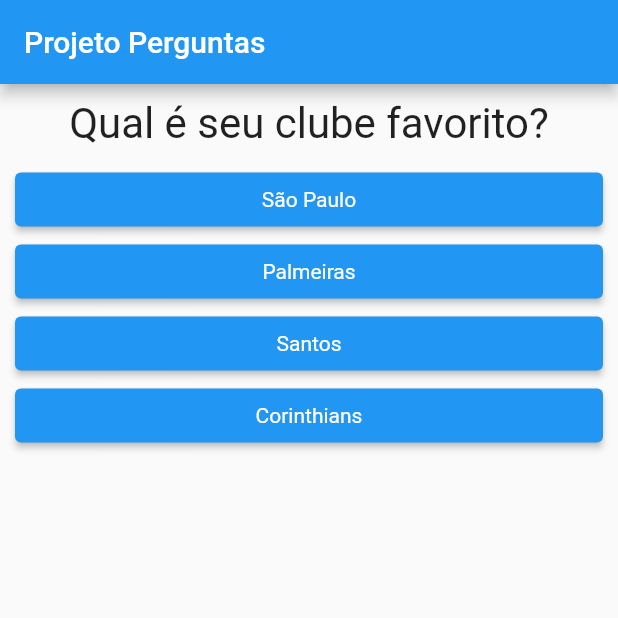
After one commit to JoaoVGStahl/Projeto_Perguntas, a Flutter app: the screen it shows after launch, after a tap on "Vermelho", on a phone screen of 412 x 824 dp, the top half of it. The commit adds this screen. Run offline on Flutter 3.47's test engine with Material 2 defaults, Android fonts, the phone set to English and light mode, and no system bars.

Commit message:
Pontuação nas perguntas

```diff
--- a/lib/main.dart
+++ b/lib/main.dart
@@ -1,39 +1,62 @@
 // ignore_for_file: prefer_const_constructors, prefer_const_literals_to_create_immutables
 
 import 'package:flutter/material.dart';
-import 'package:projeto_perguntas/questao.dart';
-import 'package:projeto_perguntas/resposta.dart';
+import 'package:projeto_perguntas/questionario.dart';
+import 'package:projeto_perguntas/resultado.dart';
 
 main() => runApp(PerguntaApp());
 
 class _PerguntaAppState extends State<PerguntaApp> {
   var _perguntaSelecionada = 0;
-
-  final List<Map<String, Object>> _perguntas = [
+  var _pontuacaoTotal = 0;
+  final _perguntas = const [
     {
       "texto": "Qual é sua cor favorita?",
-      "respostas": ["Vermelho", "Preto", "Branco", "Azul"]
+      "respostas": [
+        {"texto": "Vermelho", "pontuacao": 10},
+        {"texto": "Preto", "pontuacao": 7},
+        {"texto": "Branco", "pontuacao": 5},
+        {"texto": "Azul", "pontuacao": 2}
+      ]
     },
     {
       "texto": "Qual é seu clube favorito?",
-      "respostas": ["São Paulo", "Palmeiras", "Santos", "Corinthians"]
+      "respostas": [
+        {"texto": "São Paulo", "pontuacao": 10},
+        {"texto": "Palmeiras", "pontuacao": 7},
+        {"texto": "Santos", "pontuacao": 5},
+        {"texto": "Corinthians", "pontuacao": 2},
+      ]
     },
     {
       "texto": "Qual é seu Animal favorito?",
-      "respostas": ["Cahorro", "Gato", "Coelho", "Hamster"]
+      "respostas": [
+        {"texto": "Cahorro", "pontuacao": 10},
+        {"texto": "Gato", "pontuacao": 7},
+        {"texto": "Coelho", "pontuacao": 5},
+        {"texto": "Hamster", "pontuacao": 2},
+      ]
     },
     {
       "texto": "Qual seu instrutor favorito?",
-      "respostas": ["Leonardo", "Wagner", "André", "Bruno"]
+      "respostas": [
+        {"texto": "Leonardo", "pontuacao": 10},
+        {"texto": "Wagner", "pontuacao": 7},
+        {"texto": "André", "pontuacao": 5},
+        {"texto": "Bruno", "pontuacao": 2},
+      ]
     }
   ];
 
-  void _responder() {
+  void _responder(int pontuacao) {
     if (temPerguntaSelecionada) {
       setState(() {
+        _pontuacaoTotal += pontuacao;
         _perguntaSelecionada++;
       });
     }
+
+    print(_pontuacaoTotal);
   }
 
   bool get temPerguntaSelecionada {
@@ -42,27 +65,17 @@ class _PerguntaAppState extends State<PerguntaApp> {
 
   @override
   Widget build(BuildContext context) {
-    List<String> respostas = temPerguntaSelecionada
-        ? _perguntas[_perguntaSelecionada].cast()["respostas"]
-        : [];
-
     return MaterialApp(
       home: Scaffold(
         appBar: AppBar(
           title: Text("Projeto Perguntas"),
         ),
         body: temPerguntaSelecionada
-            ? Column(
-                children: [
-                  Questao(_perguntas[_perguntaSelecionada]["texto"].toString()),
-                  ...respostas.map((t) => Resposta(t, _responder)).toList(),
-                ],
-              )
-            : Center(
-                child: Text(
-                "Parabéns!",
-                style: TextStyle(fontSize: 28),
-              )),
+            ? Questionario(
+                perguntas: _perguntas,
+                perguntaSelecionada: _perguntaSelecionada,
+                quandoResponder: _responder)
+            : Resultado(),
       ),
     );
   }
--- /dev/null
+++ b/lib/questionario.dart
@@ -0,0 +1,34 @@
+import 'package:flutter/material.dart';
+import 'package:projeto_perguntas/questao.dart';
+import 'package:projeto_perguntas/resposta.dart';
+
+class Questionario extends StatelessWidget {
+  final List<Map<String, Object>> perguntas;
+  final int perguntaSelecionada;
+  final void Function(int) quandoResponder;
+
+  Questionario(
+      {required this.perguntas,
+      required this.perguntaSelecionada,
+      required this.quandoResponder});
+
+  bool get temPerguntaSelecionada {
+    return perguntaSelecionada < perguntas.length;
+  }
+
+  @override
+  Widget build(BuildContext context) {
+    List<Map<String, Object>> respostas = temPerguntaSelecionada
+        ? perguntas[perguntaSelecionada].cast()["respostas"]
+        : [];
+    return Column(
+      children: [
+        Questao(perguntas[perguntaSelecionada]["texto"].toString()),
+        ...respostas.map((resp) {
+          return Resposta(resp["texto"].toString(),
+              () => quandoResponder(int.parse(resp["pontuacao"].toString())));
+        })
+      ],
+    );
+  }
+}
--- /dev/null
+++ b/lib/resultado.dart
@@ -0,0 +1,12 @@
+import 'package:flutter/material.dart';
+
+class Resultado extends StatelessWidget {
+  @override
+  Widget build(BuildContext context) {
+    return const Center(
+        child: Text(
+      "Parabéns!",
+      style: TextStyle(fontSize: 28),
+    ));
+  }
+}
```
